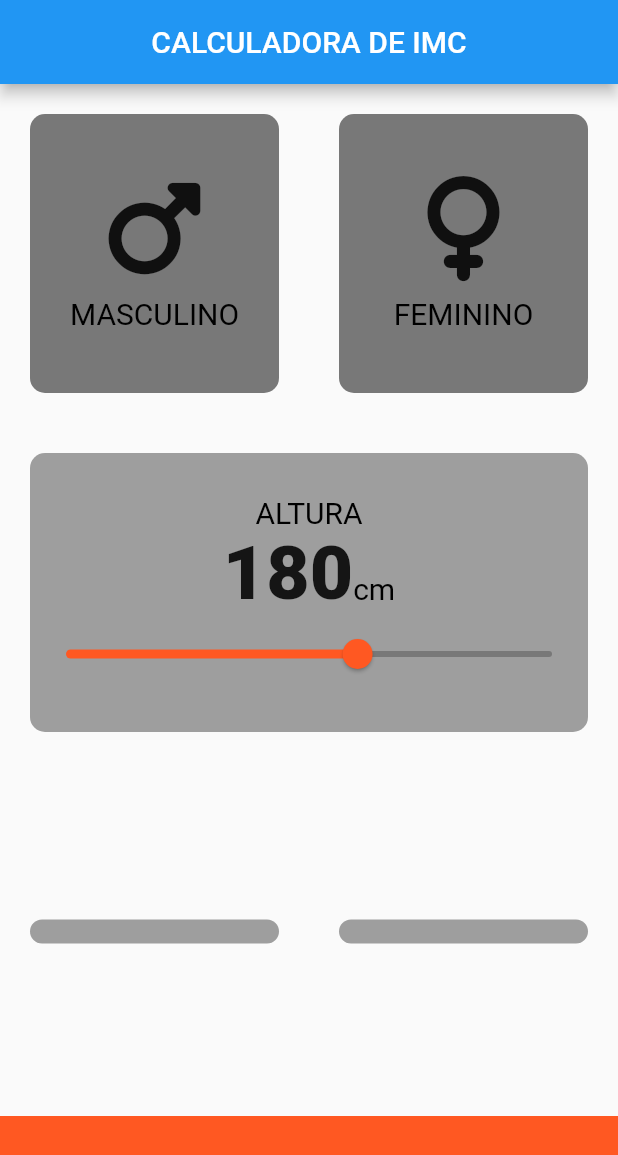
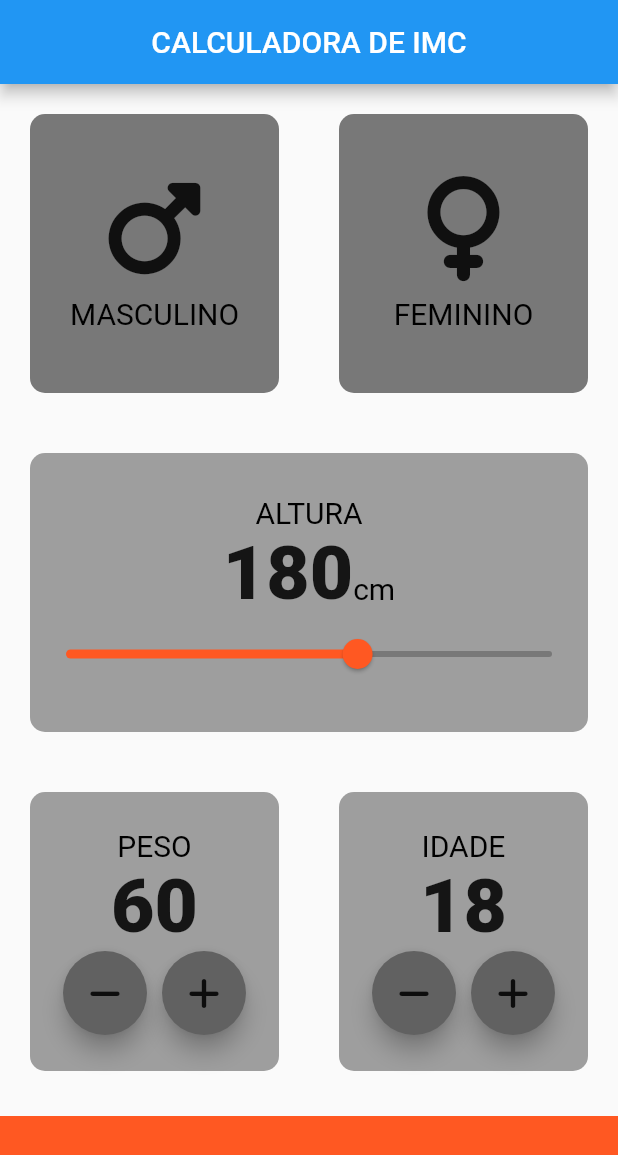
Before and after one commit to Danielmtdc16/IMC_calculator---Flutter, a Flutter app: the TelaPrincipal screen opened directly, on a phone screen of 412 x 824 dp. Shown: the top 1155 px of the screen. Run offline on Flutter 3.47's test engine with Material 2 defaults, Android fonts, the phone set to English and light mode, and no system bars; our stand-ins replace font_awesome_flutter.

Commit message:
Criando os cards para selecionar o peso e a idade, além dos botões que atualizam esses valores.

```diff
--- a/lib/imc_calculator_2/cartao.dart
+++ b/lib/imc_calculator_2/cartao.dart
@@ -4,9 +4,9 @@ class Cartao extends StatelessWidget {
 
   final Color cor;
   final Widget filhoCard;
-  final VoidCallback aoPressionar;
+  final VoidCallback? aoPressionar;
 
-  const Cartao({Key? key, required this.cor, required this.filhoCard, required this.aoPressionar}) : super(key: key);
+  const Cartao({Key? key, required this.cor, required this.filhoCard, this.aoPressionar}) : super(key: key);
 
   @override
   Widget build(BuildContext context) {
--- a/lib/imc_calculator_2/tela_principal.dart
+++ b/lib/imc_calculator_2/tela_principal.dart
@@ -17,9 +17,10 @@ class TelaPrincipal extends StatefulWidget {
 }
 
 class _TelaPrincipalState extends State<TelaPrincipal> {
-
   Sexo? sexoSelecionado;
   int altura = 180;
+  int peso = 60;
+  int idade = 18;
 
   @override
   Widget build(BuildContext context) {
@@ -31,30 +32,35 @@ class _TelaPrincipalState extends State<TelaPrincipal> {
       body: Column(
         crossAxisAlignment: CrossAxisAlignment.stretch,
         children: [
-          Expanded(child: Row(
+          Expanded(
+            child: Row(
               children: [
-              Expanded(child: Cartao(
-                  aoPressionar: (){
+                Expanded(
+                  child: Cartao(
+                    aoPressionar: () {
                       setState(() {
                         sexoSelecionado = Sexo.masculino;
                       });
                     },
                     cor: sexoSelecionado == Sexo.masculino
-                      ? kcorAtivaCartao : kcorInativaCartao,
+                        ? kcorAtivaCartao
+                        : kcorInativaCartao,
                     filhoCard: const ConteudoIcone(
                       icone: FontAwesomeIcons.mars,
                       descricao: "MASCULINO",
                     ),
                   ),
                 ),
-              Expanded(child: Cartao(
+                Expanded(
+                  child: Cartao(
                     aoPressionar: () {
                       setState(() {
                         sexoSelecionado = Sexo.feminino;
                       });
                     },
                     cor: sexoSelecionado == Sexo.feminino
-                      ? kcorAtivaCartao : kcorInativaCartao,
+                        ? kcorAtivaCartao
+                        : kcorInativaCartao,
                     filhoCard: const ConteudoIcone(
                       icone: FontAwesomeIcons.venus,
                       descricao: "FEMININO",
@@ -62,21 +68,28 @@ class _TelaPrincipalState extends State<TelaPrincipal> {
                   ),
                 ),
               ],
-          ),),
-          Expanded(child: Cartao(
-            aoPressionar: (){},
+            ),
+          ),
+          Expanded(
+              child: Cartao(
                 cor: kcorAtivaCartao,
                 filhoCard: Column(
                   mainAxisAlignment: MainAxisAlignment.center,
                   children: [
-                Text("ALTURA", style: kdescricaoTextStyle,),
+                    const Text(
+                      "ALTURA",
+                      style: kdescricaoTextStyle,
+                    ),
                     Row(
                       mainAxisAlignment: MainAxisAlignment.center,
                       crossAxisAlignment: CrossAxisAlignment.baseline,
                       textBaseline: TextBaseline.alphabetic,
                       children: [
                         Text(altura.toString(), style: knumeroTextStyle),
-                    Text("cm", style: kdescricaoTextStyle,)
+                        const Text(
+                          "cm",
+                          style: kdescricaoTextStyle,
+                        )
                       ],
                     ),
                   Slider(
@@ -85,7 +98,7 @@ class _TelaPrincipalState extends State<TelaPrincipal> {
                     value: altura.toDouble(),
                     min: 120,
                     max: 220,
-                    onChanged: (double value){
+                    onChanged: (double value) {
                       setState(() {
                         altura = value.round();
                       });
@@ -93,24 +106,100 @@ class _TelaPrincipalState extends State<TelaPrincipal> {
                   ),
                 ],
               ),
-          )),
-          Expanded(child: Row(
+          ),),
+          Expanded(
+              child: Row(
                 children: [
-              Expanded(child: Cartao(
-                  aoPressionar: (){},
+                  Expanded(
+                      child: Cartao(
                           cor: kcorAtivaCartao,
-                  filhoCard: Text("")
-              )),
-              Expanded(child: Cartao(
-                  aoPressionar: (){},
+                          filhoCard: Column(
+                            mainAxisAlignment: MainAxisAlignment.center,
+                            children: [
+                              const Text(
+                                "PESO",
+                                style: kdescricaoTextStyle,
+                              ),
+                              Text(
+                                peso.toString(),
+                                style: knumeroTextStyle,
+                              ),
+                              Row(
+                                mainAxisAlignment: MainAxisAlignment.center,
+                                children: [
+                                  BotaoArredondado(
+                                    icone: FontAwesomeIcons.minus,
+                                    aoPressionar: (){
+                                      setState(() {
+                                        peso--;
+                                      });
+                                    },
+                                  ),
+
+                                  const SizedBox(width: 10,),
+
+                                  BotaoArredondado(
+                                    icone: FontAwesomeIcons.plus,
+                                    aoPressionar: (){
+                                      setState(() {
+                                        peso++;
+                                      });
+                                    },
+                                  ),
+                                ],
+                              ),
+                            ],
+                          ),
+                      ),
+                  ),
+                  Expanded(
+                      child: Cartao(
                           cor: kcorAtivaCartao,
-                  filhoCard: Text("")
-              )),
+                          filhoCard: Column(
+                            mainAxisAlignment: MainAxisAlignment.center,
+                            children: [
+                              const Text(
+                                  "IDADE",
+                                  style: kdescricaoTextStyle,
+                              ),
+                              Text(
+                                idade.toString(),
+                                style: knumeroTextStyle,
+                              ),
+                              Row(
+                                mainAxisAlignment: MainAxisAlignment.center,
+                                children: [
+                                  BotaoArredondado(
+                                      icone: FontAwesomeIcons.minus,
+                                      aoPressionar: (){
+                                        setState(() {
+                                          idade--;
+                                        });
+                                      }
+                                  ),
+
+                                  const SizedBox(width: 10,),
+
+                                  BotaoArredondado(
+                                      icone: FontAwesomeIcons.plus,
+                                      aoPressionar: (){
+                                        setState(() {
+                                          idade++;
+                                        });
+                                      }
+                                  ),
                                 ],
-          )),
+                              ),
+                            ],
+                          ),
+                      ),
+                  ),
+                ],
+              )
+          ),
           Container(
             color: kcorContainerInferior,
-            margin: EdgeInsets.only(top: 10),
+            margin: const EdgeInsets.only(top: 10),
             width: double.infinity,
             height: kalturaContainerInferior,
           )
@@ -119,3 +208,26 @@ class _TelaPrincipalState extends State<TelaPrincipal> {
     );
   }
 }
+
+class BotaoArredondado extends StatelessWidget {
+
+  const BotaoArredondado({Key? key, required this.icone, required this.aoPressionar}) : super(key: key);
+
+  final IconData icone;
+  final VoidCallback aoPressionar;
+
+  @override
+  Widget build(BuildContext context) {
+    return RawMaterialButton(
+      onPressed: aoPressionar,
+      elevation: 6,
+      shape: const CircleBorder(),
+      fillColor: kcorDeFundo,
+      constraints: const BoxConstraints.tightFor(
+          height: 56.0,
+          width: 56.0,
+      ),
+      child: Icon(icone),
+    );
+  }
+}
```
Lines whose indentation alone changed are shown as unchanged.
